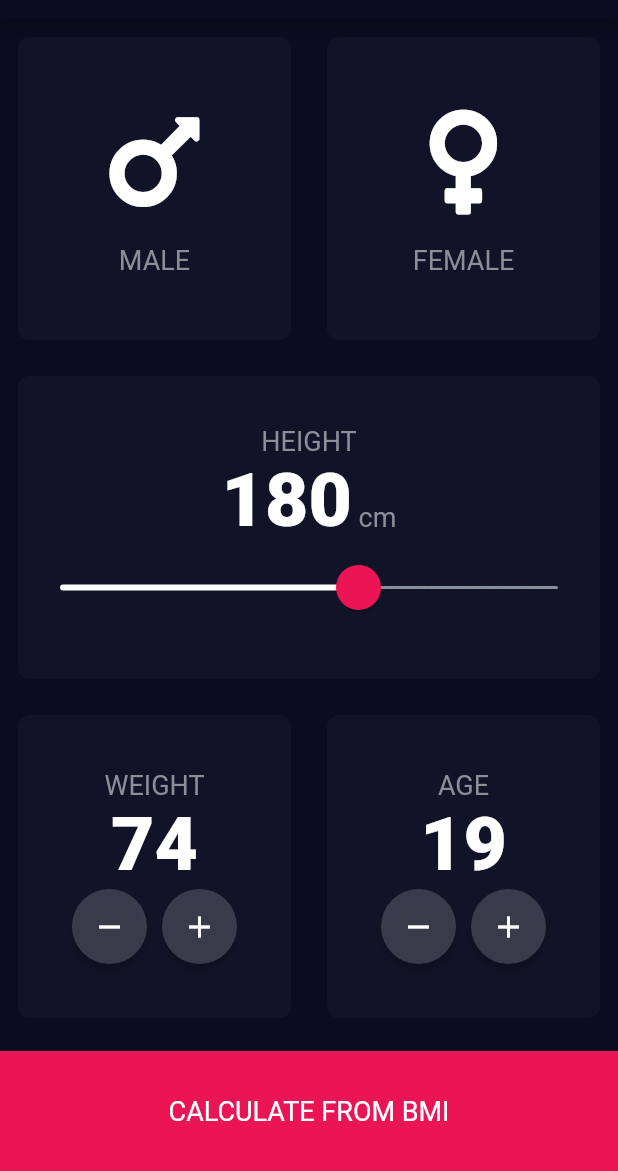
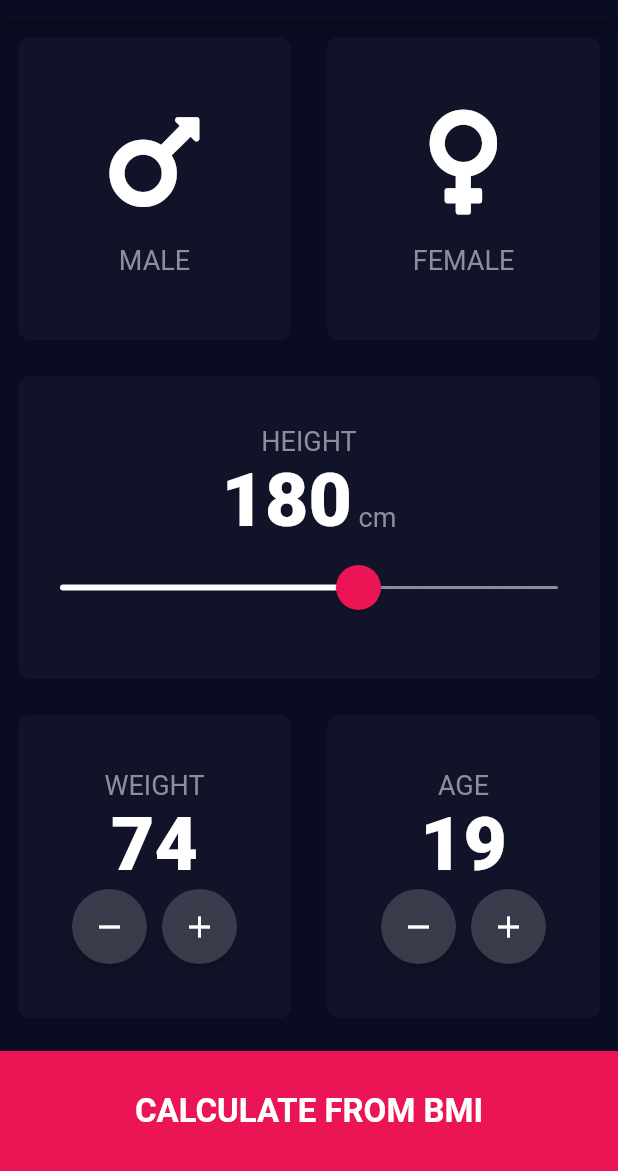
Before and after one commit to Itanik/BMI-Calculator-flutter, a Flutter app: the screen it shows after launch, on a phone screen of 412 x 824 dp, the part 65-1236 px from its top. Run offline on Flutter 3.47's test engine with Material 2 defaults, Android fonts, the phone set to English and light mode, and no system bars; our stand-ins replace font_awesome_flutter.

Commit message:
Code refactoring. Prepare second page skeleton.

```diff
--- /dev/null
+++ b/lib/components/large_button.dart
@@ -0,0 +1,27 @@
+import 'package:flutter/material.dart';
+
+import '../constants.dart';
+
+const _kBottomContainerHeight = 80.0;
+
+class LargeButton extends StatelessWidget {
+  final VoidCallback onPressed;
+  final String text;
+
+  const LargeButton({required this.text, required this.onPressed});
+
+  @override
+  Widget build(BuildContext context) => GestureDetector(
+        onTap: onPressed,
+        child: Container(
+          margin: EdgeInsets.only(top: 10.0),
+          height: _kBottomContainerHeight,
+          color: kAccentColor,
+          alignment: Alignment.center,
+          child: Text(
+            text,
+            style: kLargeButtonTextStyle,
+          ),
+        ),
+      );
+}
--- a/lib/constants.dart
+++ b/lib/constants.dart
@@ -7,10 +7,19 @@ const kLabelTextStyle = TextStyle(
   fontSize: 18.0,
 );
 const kNumberTextStyle = TextStyle(
-  color: Colors.white,
+  color: kSecondaryTextColor,
   fontSize: 50.0,
   fontWeight: FontWeight.w900,
 );
+const kLargeButtonTextStyle = TextStyle(
+  color: kSecondaryTextColor,
+  fontSize: 22.0,
+  fontWeight: FontWeight.bold
+);
+
 const kMainTextColor = Color(0xFF8D8E98);
+const kSecondaryTextColor = Color(0xFFFFFFFF);
 const kAccentColor = Color(0xFFEB1555);
 const kAccentTransparentColor = Color(0x29EB1555);
+const kActiveCardColor = Color(0xFF1D1E33);
+const kInactiveCardColor = Color(0xFF111428);
--- a/lib/pages/input_page.dart
+++ b/lib/pages/input_page.dart
@@ -1,15 +1,13 @@
-import 'package:bmi_calculator_flutter/constants.dart';
+import 'package:bmi_calculator_flutter/components/large_button.dart';
 import 'package:bmi_calculator_flutter/pages/cards/counter_card.dart';
 import 'package:bmi_calculator_flutter/pages/cards/slider_card.dart';
-import 'package:bmi_calculator_flutter/pages/results_page.dart';
 import 'package:flutter/material.dart';
 
-import 'cards/expanded_card.dart';
+import '../components/expanded_card.dart';
+import '../constants.dart';
 import 'cards/gender_card.dart';
+import 'results_page.dart';
 
-const _kActiveCardColor = Color(0xFF1D1E33);
-const _kInactiveCardColor = Color(0xFF111428);
-const _kBottomContainerHeight = 80.0;
 
 class InputPage extends StatefulWidget {
   @override
@@ -17,8 +15,8 @@ class InputPage extends StatefulWidget {
 }
 
 class _InputPageState extends State<InputPage> {
-  Color maleCardColor = _kInactiveCardColor;
-  Color femaleCardColor = _kInactiveCardColor;
+  Color maleCardColor = kInactiveCardColor;
+  Color femaleCardColor = kInactiveCardColor;
 
   Gender? selectedGender;
 
@@ -37,8 +35,8 @@ class _InputPageState extends State<InputPage> {
               children: [
                 ExpandedCard(
                   bgColor: selectedGender == Gender.MALE
-                      ? _kActiveCardColor
-                      : _kInactiveCardColor,
+                      ? kActiveCardColor
+                      : kInactiveCardColor,
                   child: GenderCard(
                     gender: Gender.MALE,
                     onCardClick: () {
@@ -50,8 +48,8 @@ class _InputPageState extends State<InputPage> {
                 ),
                 ExpandedCard(
                   bgColor: selectedGender == Gender.FEMALE
-                      ? _kActiveCardColor
-                      : _kInactiveCardColor,
+                      ? kActiveCardColor
+                      : kInactiveCardColor,
                   child: GenderCard(
                     gender: Gender.FEMALE,
                     onCardClick: () {
@@ -65,7 +63,7 @@ class _InputPageState extends State<InputPage> {
             )),
             ExpandedCard(
               child: SliderCard(),
-              bgColor: _kInactiveCardColor,
+              bgColor: kInactiveCardColor,
             ),
             Expanded(
                 child: Row(
@@ -73,30 +71,20 @@ class _InputPageState extends State<InputPage> {
               children: [
                 ExpandedCard(
                   child: CounterCard(type: CounterType.WEIGHT),
-                  bgColor: _kInactiveCardColor,
+                  bgColor: kInactiveCardColor,
                 ),
                 ExpandedCard(
                   child: CounterCard(type: CounterType.AGE),
-                  bgColor: _kInactiveCardColor,
+                  bgColor: kInactiveCardColor,
                 ),
               ],
             )),
-            GestureDetector(
-              onTap: () {
-                Navigator.push(context,
-                    MaterialPageRoute(builder: (builder) => ResultsPage()));
-              },
-              child: Container(
-                margin: EdgeInsets.only(top: 10.0),
-                height: _kBottomContainerHeight,
-                color: kAccentColor,
-                alignment: Alignment.center,
-                child: Text(
-                  "CALCULATE FROM BMI",
-                  style: TextStyle(fontSize: 18.0),
-                ),
-              ),
-            )
+            LargeButton(
+                text: "CALCULATE FROM BMI",
+                onPressed: () {
+                  Navigator.push(context,
+                      MaterialPageRoute(builder: (builder) => ResultsPage()));
+                })
           ],
         ));
   }
```
Also changed, not shown: lib/pages/results_page.dart (+27 -8 lines), lib/components/expanded_card.dart (renamed from lib/pages/cards/expanded_card.dart).
